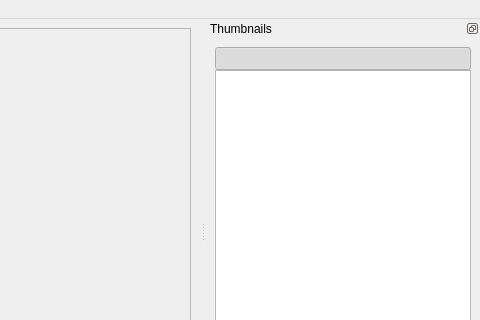
Old version of the form ui/MainWindow.ui in the repository 4lex4/scantailor-advanced; both pictures show x 303 to 783 and y 0 to 320 of the 783 by 464 pixel window.
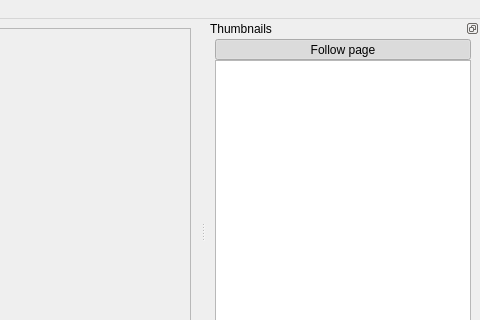
New version of the form. Icons and pictures are not drawn. Custom widgets are drawn as their Qt base class.

Commit message: ~ [ui] follow page

```diff
--- a/ui/MainWindow.ui
+++ b/ui/MainWindow.ui
@@ -111,6 +111,9 @@
    </attribute>
    <widget class="QWidget" name="dockWidgetContents_2">
     <layout class="QVBoxLayout" name="verticalLayout_2">
+     <property name="topMargin">
+      <number>1</number>
+     </property>
      <item>
       <layout class="QVBoxLayout" name="verticalLayout">
        <property name="spacing">
@@ -119,7 +122,7 @@
        <item>
         <widget class="QToolButton" name="focusButton">
          <property name="sizePolicy">
-          <sizepolicy hsizetype="Minimum" vsizetype="Fixed">
+          <sizepolicy hsizetype="Preferred" vsizetype="Fixed">
            <horstretch>0</horstretch>
            <verstretch>0</verstretch>
           </sizepolicy>
@@ -128,11 +131,7 @@
           <string>Keep current page in view.</string>
          </property>
          <property name="text">
-          <string/>
-         </property>
-         <property name="icon">
-          <iconset>
-           <normaloff>:/icons/keep-in-view.png</normaloff>:/icons/keep-in-view.png</iconset>
+          <string>Follow page</string>
          </property>
          <property name="checkable">
           <bool>true</bool>
```
The commit also changes 2 other files.
